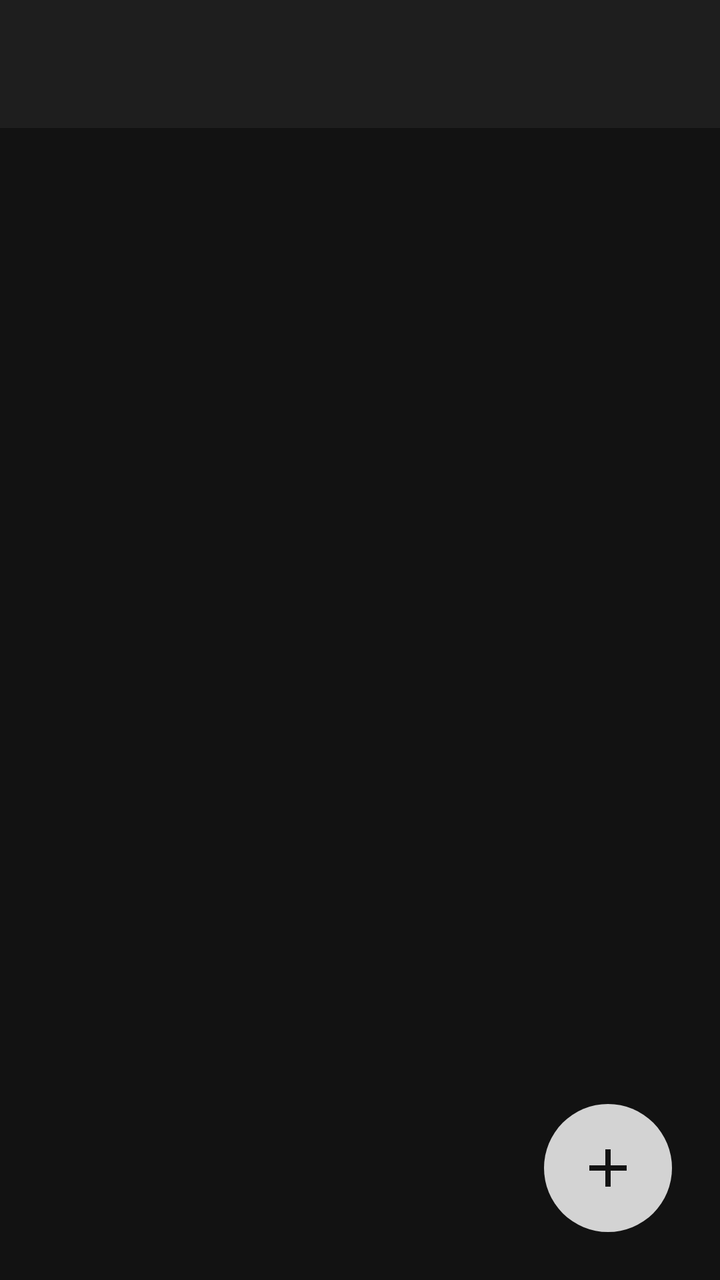
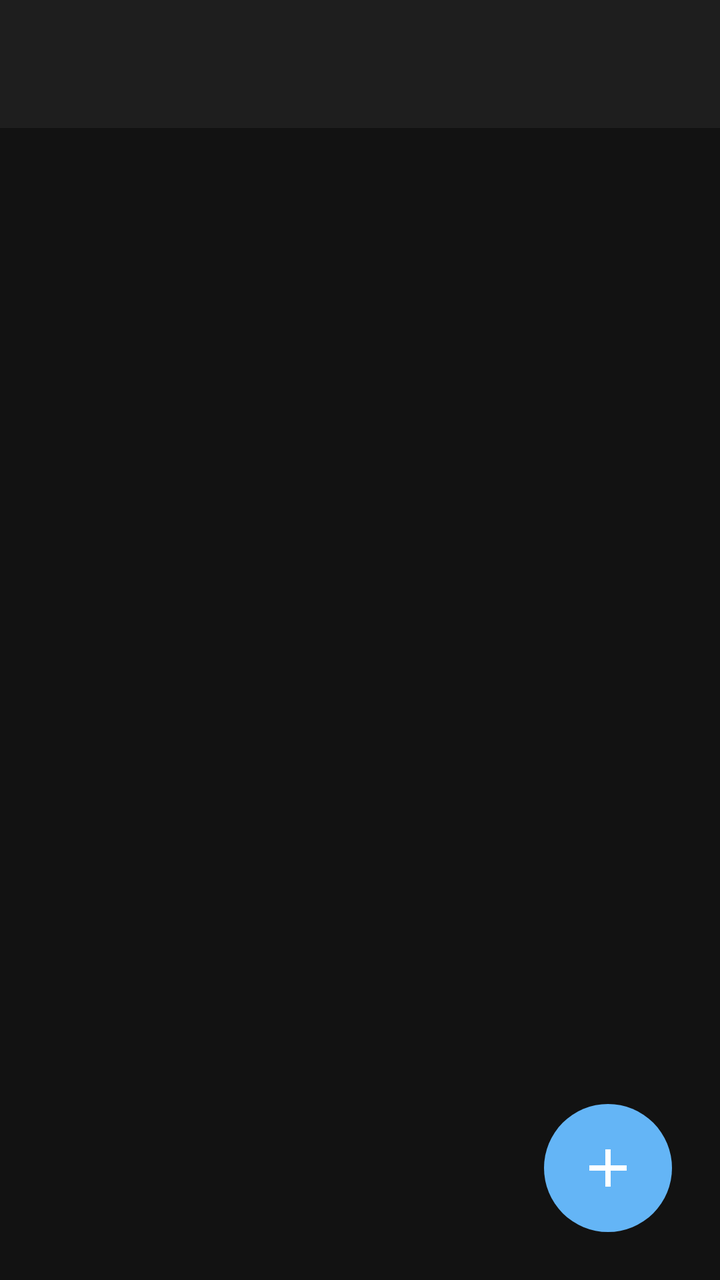

Compare the two renders of this Android layout. The source of the first and the diff that turns it into the second are given below.
<!-- AndroidManifest.xml: application theme Theme.VSManager -->
<!-- res/layout/activity_main.xml -->
<?xml version="1.0" encoding="utf-8"?>
<androidx.coordinatorlayout.widget.CoordinatorLayout 
    xmlns:android="http://schemas.android.com/apk/res/android"
    xmlns:app="http://schemas.android.com/apk/res-auto"
    android:layout_width="match_parent"
    android:layout_height="match_parent"
    android:background="#121212">

    <com.google.android.material.appbar.AppBarLayout
        android:layout_width="match_parent"
        android:layout_height="wrap_content"
        android:background="#1E1E1E"
        app:elevation="4dp">

        <androidx.appcompat.widget.Toolbar
            android:id="@+id/toolbar"
            android:layout_width="match_parent"
            android:layout_height="?attr/actionBarSize"
            app:titleTextColor="#FFFFFF"
            app:subtitleTextColor="#888888" />
    </com.google.android.material.appbar.AppBarLayout>

    
    <androidx.recyclerview.widget.RecyclerView
        android:id="@+id/recyclerView"
        android:layout_width="match_parent"
        android:layout_height="match_parent"
        android:scrollbars="vertical"
        android:fadeScrollbars="false"
        app:layout_behavior="@string/appbar_scrolling_view_behavior" />

    <FrameLayout
        android:id="@+id/fabContainer"
        android:layout_width="64dp"
        android:layout_height="64dp"
        android:layout_gravity="bottom|end"
        android:layout_margin="24dp"
        android:background="@drawable/bg_fab" 
        android:clickable="true"
        android:focusable="true">

        <ImageView
            android:id="@+id/fabIcon"
            android:layout_width="32dp"
            android:layout_height="32dp"
            android:layout_gravity="center"
            android:src="@drawable/ic_add"
            app:tint="#121212" />
    </FrameLayout>
</androidx.coordinatorlayout.widget.CoordinatorLayout>
<!-- resources referenced by this layout -->
<resources>
  <!-- drawable bg_fab (drawable) -->
  <?xml version="1.0" encoding="utf-8"?>
  <shape xmlns:android="http://schemas.android.com/apk/res/android" android:shape="oval">
      <solid android:color="#D3D3D3"/>
  </shape>
  <!-- drawable ic_add (drawable) -->
  <vector xmlns:android="http://schemas.android.com/apk/res/android"
      android:width="24dp"
      android:height="24dp"
      android:viewportWidth="24"
      android:viewportHeight="24">
      <path
          android:fillColor="#000000"
          android:pathData="M19,13h-6v6h-2v-6H5v-2h6V5h2v6h6v2z"/>
  </vector>
  <style name="Theme.VSManager" parent="Theme.Material3.Dark.NoActionBar">
          <item name="colorPrimary">#D3D3D3</item>
          <item name="android:statusBarColor">#1E1E1E</item>
          <item name="android:navigationBarColor">#121212</item>
          <item name="android:windowBackground">#121212</item>
      </style>
</resources>

<!-- the commit's change to res/layout/activity_main.xml (unified diff, before → after) -->
@@ -27,6 +27,8 @@
         android:layout_height="match_parent"
         android:scrollbars="vertical"
         android:fadeScrollbars="false"
+        android:scrollbarThumbVertical="@drawable/scrollbar_thumb"
+        android:scrollbarSize="8dp"
         app:layout_behavior="@string/appbar_scrolling_view_behavior" />
 
     <FrameLayout
@@ -45,6 +47,6 @@
             android:layout_height="32dp"
             android:layout_gravity="center"
             android:src="@drawable/ic_add"
-            app:tint="#121212" />
+            app:tint="#FFFFFF" /> 
     </FrameLayout>
 </androidx.coordinatorlayout.widget.CoordinatorLayout>
<!-- resource entries referenced after the edit -->
@@ -3,7 +3,7 @@
   <!-- drawable bg_fab (drawable) -->
   <?xml version="1.0" encoding="utf-8"?>
   <shape xmlns:android="http://schemas.android.com/apk/res/android" android:shape="oval">
-      <solid android:color="#D3D3D3"/>
+      <solid android:color="#64B5F6"/> 
   </shape>
   <!-- drawable ic_add (drawable) -->
   <vector xmlns:android="http://schemas.android.com/apk/res/android"
@@ -15,6 +15,12 @@
           android:fillColor="#000000"
           android:pathData="M19,13h-6v6h-2v-6H5v-2h6V5h2v6h6v2z"/>
   </vector>
+  <!-- drawable scrollbar_thumb (drawable) -->
+  <?xml version="1.0" encoding="utf-8"?>
+  <shape xmlns:android="http://schemas.android.com/apk/res/android">
+      <corners android:radius="4dp"/>
+      <solid android:color="#64B5F6"/>
+  </shape>
   <style name="Theme.VSManager" parent="Theme.Material3.Dark.NoActionBar">
           <item name="colorPrimary">#D3D3D3</item>
           <item name="android:statusBarColor">#1E1E1E</item>
